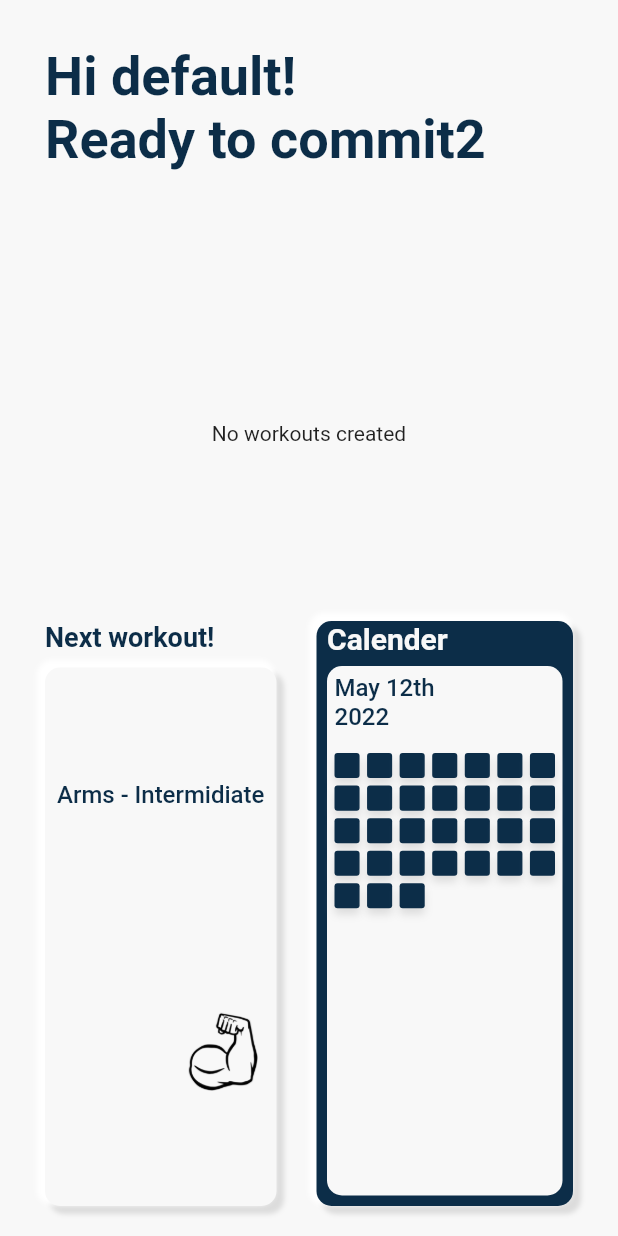
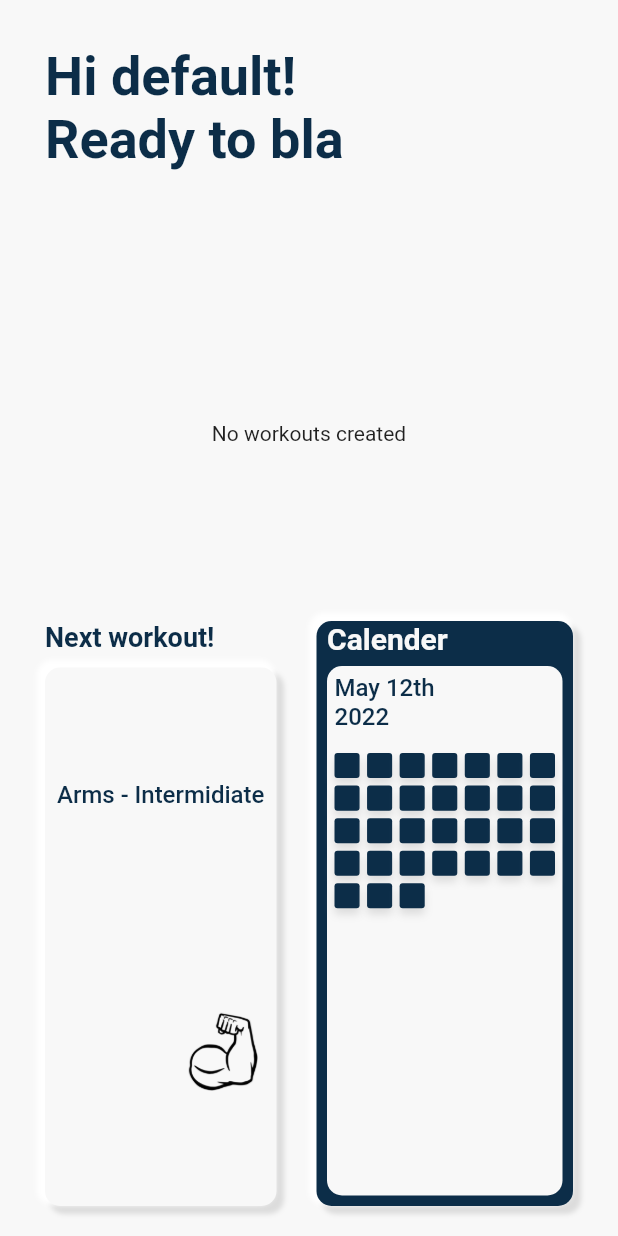
Before and after one commit to Hare-BH/workoutAppBloc, a Flutter app: the HomePage screen opened directly, on a phone screen of 412 x 824 dp. Run offline on Flutter 3.47's test engine with Material 2 defaults, Android fonts, the light colour scheme and no system bars; our stand-ins replace bloc, cloud_firestore, curved_navigation_bar, dartz, equatable, firebase_auth and 3 more; missing offline and left inert: invert_colors; accounts and stored records are empty; Roboto replaces fonts that are missing (Raleway).

Commit message:
consflict commit

```diff
--- a/lib/presentation/screens/home_page/home_page.dart
+++ b/lib/presentation/screens/home_page/home_page.dart
@@ -25,7 +25,7 @@ class HomePage extends StatelessWidget {
                 Padding(
                   padding: const EdgeInsets.all(30),
                   child: Text(
-                    'Hi ${Authentication.username}!\nReady to commit2',
+                    'Hi ${Authentication.username}!\nReady to bla',
                     textAlign: TextAlign.left,
                     style: kHeaderText,
                   ),
```
